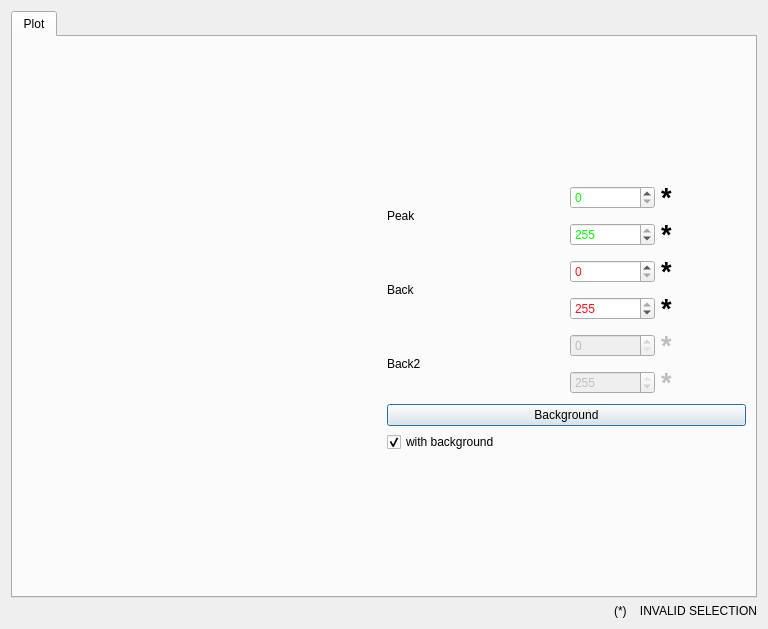
neutrons/RefRed, file RefRed/interfaces/plot_dialog_refl_interface.ui: the form before one commit.
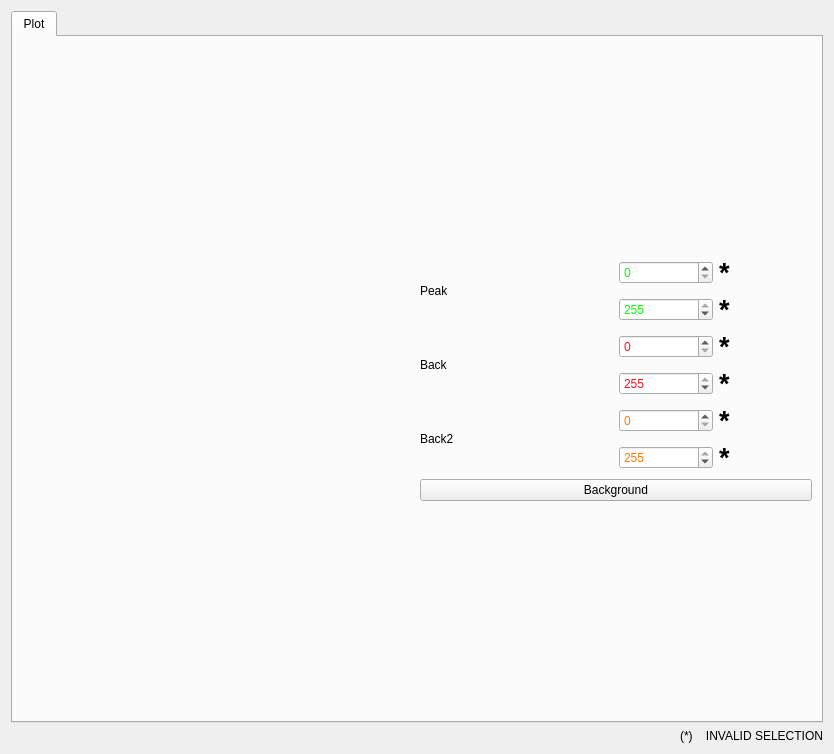
The form after the commit. Icons and pictures are not drawn. Custom widgets are drawn as their Qt base class.

Commit message:
Add background settings UI and functionality (#110)
Add background settings UI and functionality

Diff of the .ui file:
```diff
--- a/RefRed/interfaces/plot_dialog_refl_interface.ui
+++ b/RefRed/interfaces/plot_dialog_refl_interface.ui
@@ -6,8 +6,8 @@
    <rect>
     <x>0</x>
     <y>0</y>
-    <width>768</width>
-    <height>629</height>
+    <width>834</width>
+    <height>754</height>
    </rect>
   </property>
   <property name="windowTitle">
@@ -130,6 +130,18 @@
                  </item>
                  <item>
                   <widget class="QLabel" name="plotPeakFromLabel">
+                   <property name="sizePolicy">
+                    <sizepolicy hsizetype="Preferred" vsizetype="Preferred">
+                     <horstretch>0</horstretch>
+                     <verstretch>0</verstretch>
+                    </sizepolicy>
+                   </property>
+                   <property name="minimumSize">
+                    <size>
+                     <width>0</width>
+                     <height>0</height>
+                    </size>
+                   </property>
                    <property name="font">
                     <font>
                      <pointsize>20</pointsize>
@@ -222,6 +234,18 @@
                  </item>
                  <item>
                   <widget class="QLabel" name="plotPeakToLabel">
+                   <property name="sizePolicy">
+                    <sizepolicy hsizetype="Preferred" vsizetype="Preferred">
+                     <horstretch>0</horstretch>
+                     <verstretch>0</verstretch>
+                    </sizepolicy>
+                   </property>
+                   <property name="minimumSize">
+                    <size>
+                     <width>0</width>
+                     <height>0</height>
+                    </size>
+                   </property>
                    <property name="font">
                     <font>
                      <pointsize>20</pointsize>
@@ -326,6 +350,15 @@
                  </item>
                  <item>
                   <widget class="QLabel" name="plotBackFromLabel">
+                   <property name="enabled">
+                    <bool>true</bool>
+                   </property>
+                   <property name="minimumSize">
+                    <size>
+                     <width>0</width>
+                     <height>0</height>
+                    </size>
+                   </property>
                    <property name="font">
                     <font>
                      <pointsize>20</pointsize>
@@ -418,6 +451,12 @@
                  </item>
                  <item>
                   <widget class="QLabel" name="plotBackToLabel">
+                   <property name="minimumSize">
+                    <size>
+                     <width>0</width>
+                     <height>0</height>
+                    </size>
+                   </property>
                    <property name="font">
                     <font>
                      <pointsize>20</pointsize>
@@ -452,7 +491,71 @@
                  <item>
                   <widget class="QSpinBox" name="plotBack2FromSpinBox">
                    <property name="enabled">
-                    <bool>false</bool>
+                    <bool>true</bool>
+                   </property>
+                   <property name="palette">
+                    <palette>
+                     <active>
+                      <colorrole role="Text">
+                       <brush brushstyle="SolidPattern">
+                        <color alpha="255">
+                         <red>255</red>
+                         <green>120</green>
+                         <blue>0</blue>
+                        </color>
+                       </brush>
+                      </colorrole>
+                      <colorrole role="PlaceholderText">
+                       <brush brushstyle="SolidPattern">
+                        <color alpha="128">
+                         <red>255</red>
+                         <green>120</green>
+                         <blue>0</blue>
+                        </color>
+                       </brush>
+                      </colorrole>
+                     </active>
+                     <inactive>
+                      <colorrole role="Text">
+                       <brush brushstyle="SolidPattern">
+                        <color alpha="255">
+                         <red>255</red>
+                         <green>120</green>
+                         <blue>0</blue>
+                        </color>
+                       </brush>
+                      </colorrole>
+                      <colorrole role="PlaceholderText">
+                       <brush brushstyle="SolidPattern">
+                        <color alpha="128">
+                         <red>255</red>
+                         <green>120</green>
+                         <blue>0</blue>
+                        </color>
+                       </brush>
+                      </colorrole>
+                     </inactive>
+                     <disabled>
+                      <colorrole role="Text">
+                       <brush brushstyle="SolidPattern">
+                        <color alpha="255">
+                         <red>190</red>
+                         <green>190</green>
+                         <blue>190</blue>
+                        </color>
+                       </brush>
+                      </colorrole>
+                      <colorrole role="PlaceholderText">
+                       <brush brushstyle="SolidPattern">
+                        <color alpha="128">
+                         <red>0</red>
+                         <green>0</green>
+                         <blue>0</blue>
+                        </color>
+                       </brush>
+                      </colorrole>
+                     </disabled>
+                    </palette>
                    </property>
                    <property name="maximum">
                     <number>255</number>
@@ -462,7 +565,13 @@
                  <item>
                   <widget class="QLabel" name="plotBack2FromLabel">
                    <property name="enabled">
-                    <bool>false</bool>
+                    <bool>true</bool>
+                   </property>
+                   <property name="minimumSize">
+                    <size>
+                     <width>0</width>
+                     <height>0</height>
+                    </size>
                    </property>
                    <property name="font">
                     <font>
@@ -483,7 +592,71 @@
                  <item>
                   <widget class="QSpinBox" name="plotBack2ToSpinBox">
                    <property name="enabled">
-                    <bool>false</bool>
+                    <bool>true</bool>
+                   </property>
+                   <property name="palette">
+                    <palette>
+                     <active>
+                      <colorrole role="Text">
+                       <brush brushstyle="SolidPattern">
+                        <color alpha="255">
+                         <red>255</red>
+                         <green>120</green>
+                         <blue>0</blue>
+                        </color>
+                       </brush>
+                      </colorrole>
+                      <colorrole role="PlaceholderText">
+                       <brush brushstyle="SolidPattern">
+                        <color alpha="128">
+                         <red>255</red>
+                         <green>120</green>
+                         <blue>0</blue>
+                        </color>
+                       </brush>
+                      </colorrole>
+                     </active>
+                     <inactive>
+                      <colorrole role="Text">
+                       <brush brushstyle="SolidPattern">
+                        <color alpha="255">
+                         <red>255</red>
+                         <green>120</green>
+                         <blue>0</blue>
+                        </color>
+                       </brush>
+                      </colorrole>
+                      <colorrole role="PlaceholderText">
+                       <brush brushstyle="SolidPattern">
+                        <color alpha="128">
+                         <red>255</red>
+                         <green>120</green>
+                         <blue>0</blue>
+                        </color>
+                       </brush>
+                      </colorrole>
+                     </inactive>
+                     <disabled>
+                      <colorrole role="Text">
+                       <brush brushstyle="SolidPattern">
+                        <color alpha="255">
+                         <red>190</red>
+                         <green>190</green>
+                         <blue>190</blue>
+                        </color>
+                       </brush>
+                      </colorrole>
+                      <colorrole role="PlaceholderText">
+                       <brush brushstyle="SolidPattern">
+                        <color alpha="128">
+                         <red>0</red>
+                         <green>0</green>
+                         <blue>0</blue>
+                        </color>
+                       </brush>
+                      </colorrole>
+                     </disabled>
+                    </palette>
                    </property>
                    <property name="maximum">
                     <number>255</number>
@@ -496,7 +669,13 @@
                  <item>
                   <widget class="QLabel" name="plotBack2ToLabel">
                    <property name="enabled">
-                    <bool>false</bool>
+                    <bool>true</bool>
+                   </property>
+                   <property name="minimumSize">
+                    <size>
+                     <width>0</width>
+                     <height>0</height>
+                    </size>
                    </property>
                    <property name="font">
                     <font>
@@ -525,15 +704,8 @@
               <iconset resource="../icons/icons.qrc">
                <normaloff>:/General/cogwheel.png</normaloff>:/General/cogwheel.png</iconset>
              </property>
-            </widget>
-           </item>
-           <item>
-            <widget class="QCheckBox" name="plot_back_flag">
-             <property name="text">
-              <string>with background</string>
-             </property>
-             <property name="checked">
-              <bool>true</bool>
+             <property name="autoDefault">
+              <bool>false</bool>
              </property>
             </widget>
            </item>
```
Left out of the diff: 118 changed lines with no effect on the pictures. The commit also changes 61 other files.
